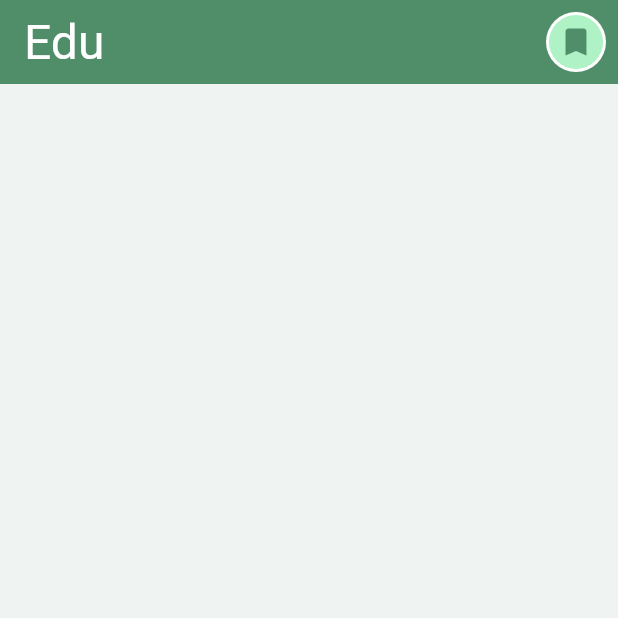
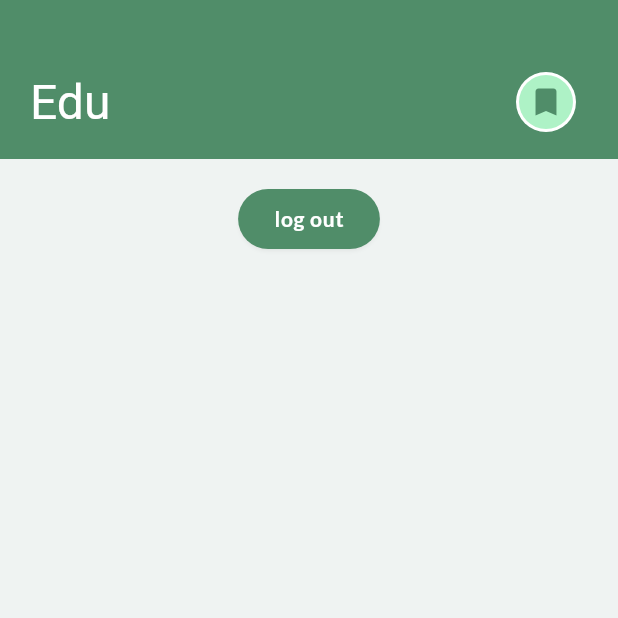
Before and after one commit to Faysal9991/edtech_Application, a Flutter app: the HomePageScreen screen opened directly, on a phone screen of 412 x 824 dp, the top half of it. Run offline on Flutter 3.47's test engine with Material 2 defaults, Android fonts, the phone set to English and light mode, and no system bars; our stand-ins replace animate_do, badges, cloud_firestore, firebase_auth, firebase_core, get_it and 5 more; missing offline and left inert: dart:ffi; accounts and stored records are empty.

```diff
--- /dev/null
+++ b/lib/componnents/custom_appbar.dart
@@ -0,0 +1,41 @@
+import 'package:edtech_application/provider/home_provider.dart';
+import 'package:flutter/cupertino.dart';
+import 'package:flutter/material.dart';
+import 'package:badges/badges.dart' as badges;
+
+Widget customAppbar(BuildContext context,HomeProvider homeProvider){
+  return Container(
+    width: double.infinity,
+    color: Theme.of(context).primaryColor,
+    child: Padding(
+      padding: const EdgeInsets.only(top: 40,bottom: 10,left: 20,right: 20),
+      child: Row(
+        mainAxisAlignment: MainAxisAlignment.spaceBetween,
+        children: [
+          Text("Edu",style: Theme.of(context).textTheme.headlineLarge!.copyWith(color: Colors.white),),
+          Padding(
+            padding: const EdgeInsets.all(8.0),
+            child:homeProvider.bookMarkModel.isEmpty? CircleAvatar(
+              radius: 20,
+              backgroundColor: Colors.white,
+              child: CircleAvatar(
+                radius: 18,
+                child: Icon(Icons.bookmark,color: Theme.of(context).primaryColor,),
+              ),
+            ):  badges.Badge(
+                 badgeContent:Text(homeProvider.bookMarkModel.length.toString(),style:Theme.of(context).textTheme.labelSmall,),
+              child: CircleAvatar(
+                radius: 20,
+                backgroundColor: Colors.white,
+                child: CircleAvatar(
+                  radius: 18,
+                  child: Icon(Icons.bookmark,color: Theme.of(context).primaryColor,),
+                ),
+              ),
+            ),
+          )
+        ],
+      ),
+    ),
+  );
+}
--- /dev/null
+++ b/lib/data/model/book_mark_model.dart
@@ -0,0 +1,33 @@
+// To parse this JSON data, do
+//
+//     final bookMarkModel = bookMarkModelFromJson(jsonString);
+
+import 'dart:convert';
+
+BookMarkModel bookMarkModelFromJson(String str) => BookMarkModel.fromJson(json.decode(str));
+
+String bookMarkModelToJson(BookMarkModel data) => json.encode(data.toJson());
+
+class BookMarkModel {
+  String? collctionId;
+  int? videoId;
+  String? link;
+
+  BookMarkModel({
+    this.collctionId,
+    this.videoId,
+    this.link,
+  });
+
+  factory BookMarkModel.fromJson(Map<String, dynamic> json) => BookMarkModel(
+    collctionId: json["collctionID"],
+    videoId: json["videoId"],
+    link: json["link"],
+  );
+
+  Map<String, dynamic> toJson() => {
+    "collctionID": collctionId,
+    "videoId": videoId,
+    "link": link,
+  };
+}
--- a/lib/screens/home/home_page.dart
+++ b/lib/screens/home/home_page.dart
@@ -1,4 +1,8 @@
+import 'package:edtech_application/componnents/custom_appbar.dart';
+import 'package:edtech_application/componnents/custom_snakbar.dart';
 import 'package:edtech_application/provider/home_provider.dart';
+import 'package:edtech_application/screens/home/videos_screen.dart';
+import 'package:edtech_application/util/helper.dart';
 import 'package:flutter/material.dart';
 import 'package:provider/provider.dart';
 
@@ -15,6 +19,7 @@ class _HomePageScreenState extends State<HomePageScreen> {
     // TODO: implement initState
     WidgetsBinding.instance.addPostFrameCallback((_){
       Provider.of<HomeProvider>(context,listen: false).playList();
+      Provider.of<HomeProvider>(context,listen: false).getBookMark();
     });
     super.initState();
   }
@@ -23,29 +28,15 @@ class _HomePageScreenState extends State<HomePageScreen> {
     return Consumer<HomeProvider>(
       builder: (context, provider,child) {
         return Scaffold(
-          appBar: AppBar(
-            backgroundColor: Theme.of(context).primaryColor,
-            automaticallyImplyLeading: false,
-            title: Text("Edu",style: Theme.of(context).textTheme.headlineLarge!.copyWith(color: Colors.white),),
-            actions: [
+
+          body: provider.isLoading?const Center(child: CircularProgressIndicator()):
+          SingleChildScrollView(
+            child: Column(
+              children: [
+                customAppbar(context,provider),
                 Padding(
                   padding: const EdgeInsets.all(8.0),
-                child: CircleAvatar(
-                  radius: 20,
-                  backgroundColor: Colors.white,
-                  child: CircleAvatar(
-                    radius: 18,
-                    child: Icon(Icons.bookmark,color: Theme.of(context).primaryColor,),
-                  ),
-                ),
-              )
-            ],
-          ),
-          body: provider.isLoading?const Center(child: CircularProgressIndicator()):Padding(
-            padding: const EdgeInsets.symmetric(horizontal: 20,vertical: 20),
-            child: Column(
-              children: [
-                ListView.separated(
+                  child: ListView.separated(
                     physics: const NeverScrollableScrollPhysics(),
                     shrinkWrap: true,
                     itemCount: provider.videoInfo.length,
@@ -53,7 +44,11 @@ class _HomePageScreenState extends State<HomePageScreen> {
                       return const SizedBox(height: 10);
                     },
                     itemBuilder: (context,index){
-                    return Card(
+                      return InkWell(
+                        onTap: (){
+                          Helper.toScreen(VideoViewScreen(selectedIndex: index,));
+                        },
+                        child: Card(
                           color: Theme.of(context).primaryColor,
                           child: Column(
                             children: [
@@ -63,8 +58,19 @@ class _HomePageScreenState extends State<HomePageScreen> {
                               )
                             ],
                           ),
+                        ),
                       );
-                  }, )
+                    }, ),
+                ),
+                ElevatedButton(onPressed: (){
+                  provider.logout((value,message){
+                    if(value){
+                      successSnack(context: context,message: message);
+                    }else{
+                      errorSnack(context: context,message: message);
+                    }
+                  });
+                }, child: Text("log out",style: Theme.of(context).textTheme.bodyLarge!.copyWith(color: Colors.white),)),
               ],
             ),
           ),
--- a/pubspec.yaml
+++ b/pubspec.yaml
@@ -38,7 +38,6 @@ dependencies:
   animate_do: ^3.1.2
   dio: ^5.3.4
   shared_preferences: ^2.2.2
-
   provider: ^6.1.1
   get_it: ^7.6.4
   google_fonts: ^6.1.0
@@ -46,6 +45,9 @@ dependencies:
   firebase_auth: ^4.14.1
   cloud_firestore: ^4.13.2
   top_snackbar_flutter: ^3.1.0
+  fwfh_webview: ^0.14.2
+  youtube_player_flutter: ^8.1.2
+  badges: ^3.1.2
 
 dev_dependencies:
   flutter_test:
```
Also changed, not shown: lib/data/repository/auth_repo.dart (+1 -7 lines), lib/data/repository/home_repo.dart (+9 -1 lines), lib/provider/home_provider.dart (+121 -17 lines), lib/screens/home/videos_screen.dart (added, +355 -0 lines), pubspec.lock, 2 other files. Lines whose indentation alone changed are shown as unchanged.
